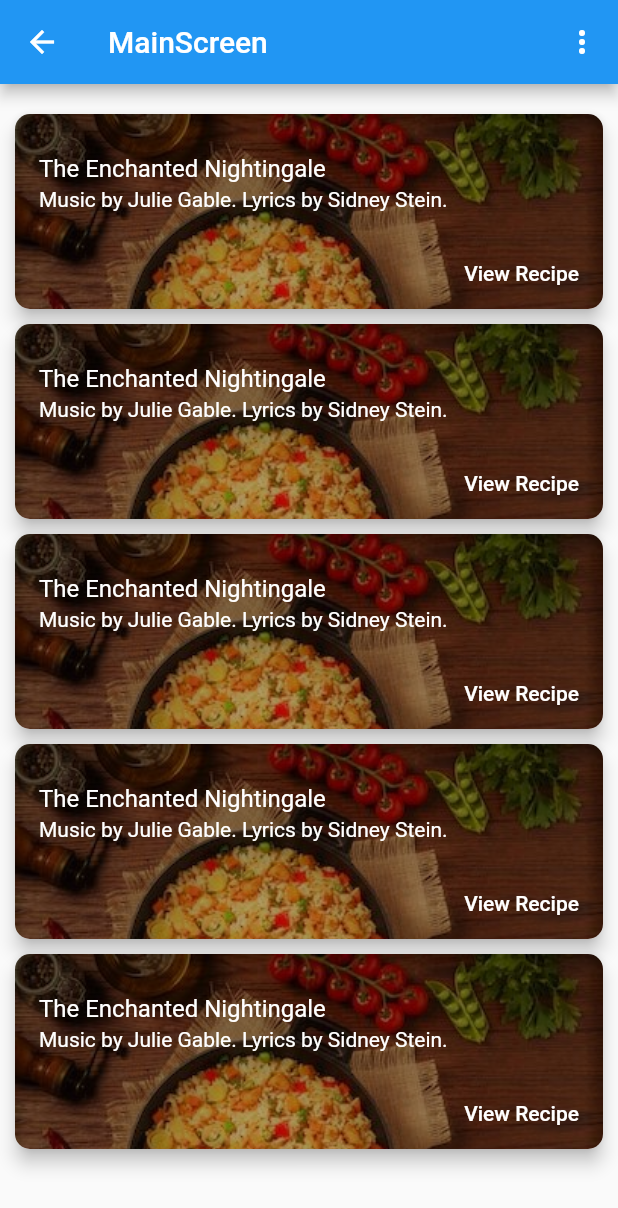
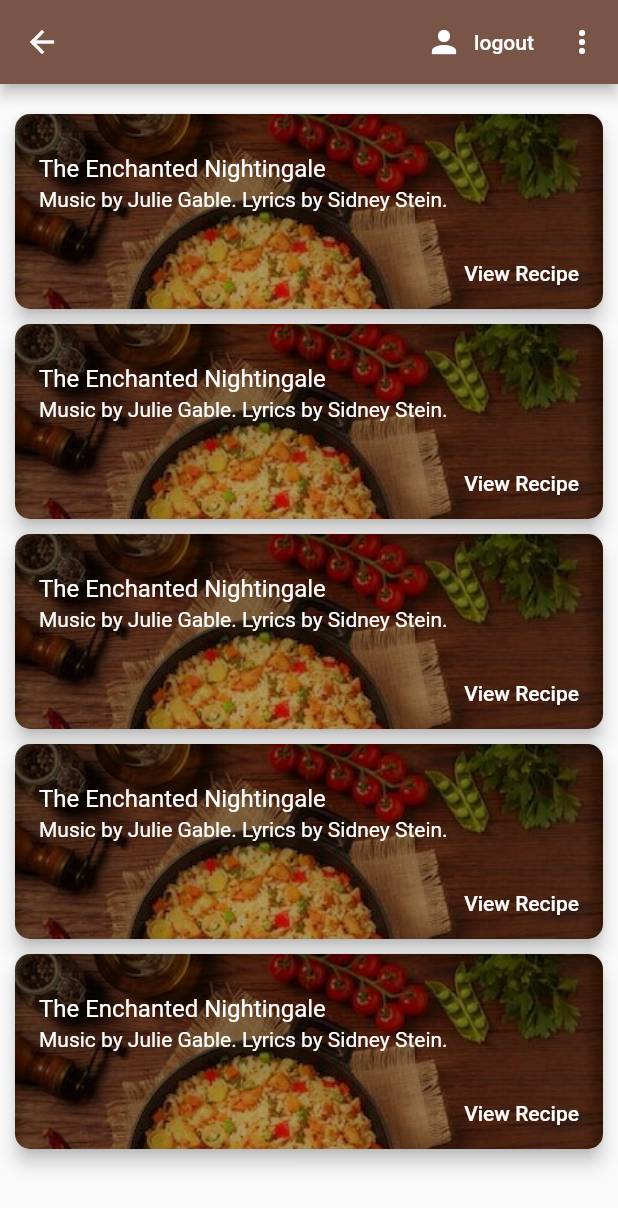
Before and after one commit to PulsaraSandeepa/FoodRecipeApp-flutter, a Flutter app: the MainScreen screen opened by its route, on a phone screen of 412 x 824 dp. Shown: the top 1208 px of the screen. Run offline on Flutter 3.47's test engine with Material 2 defaults, Android fonts, the phone set to English and light mode, and no system bars; our stand-ins replace cloud_firestore, firebase_auth, firebase_core; accounts and stored records are empty.

Commit message:
Logout function created

```diff
--- a/lib/screens/main_screen.dart
+++ b/lib/screens/main_screen.dart
@@ -1,4 +1,5 @@
 import 'package:flutter/material.dart';
+import 'package:foodrecipeapp/services/auth.dart';
 import 'package:foodrecipeapp/widgets/card_widget.dart';
 
 class MainScreen extends StatefulWidget {
@@ -7,12 +8,29 @@ class MainScreen extends StatefulWidget {
 }
 
 class _State extends State<MainScreen> {
+  final AuthService _auth = AuthService();
+
   @override
   Widget build(BuildContext context) {
     return Scaffold(
       appBar: AppBar(
-        title: const Text('MainScreen'),
+        backgroundColor: Colors.brown,
         actions: <Widget>[
+          FlatButton.icon(
+            padding: const EdgeInsets.all(0.0),
+            onPressed: () async {
+              dynamic result = await _auth.logOut();
+              Navigator.pushNamed(context, 'LoginScreen');
+            },
+            icon: Icon(
+              Icons.person,
+              color: Colors.white,
+            ),
+            label: Text(
+              'logout',
+              style: TextStyle(color: Colors.white),
+            ),
+          ),
           PopupMenuButton(
             icon: Icon(Icons.more_vert),
             onSelected: (newValue) {
```
Also changed, not shown: lib/services/auth.dart (+15 -3 lines).
